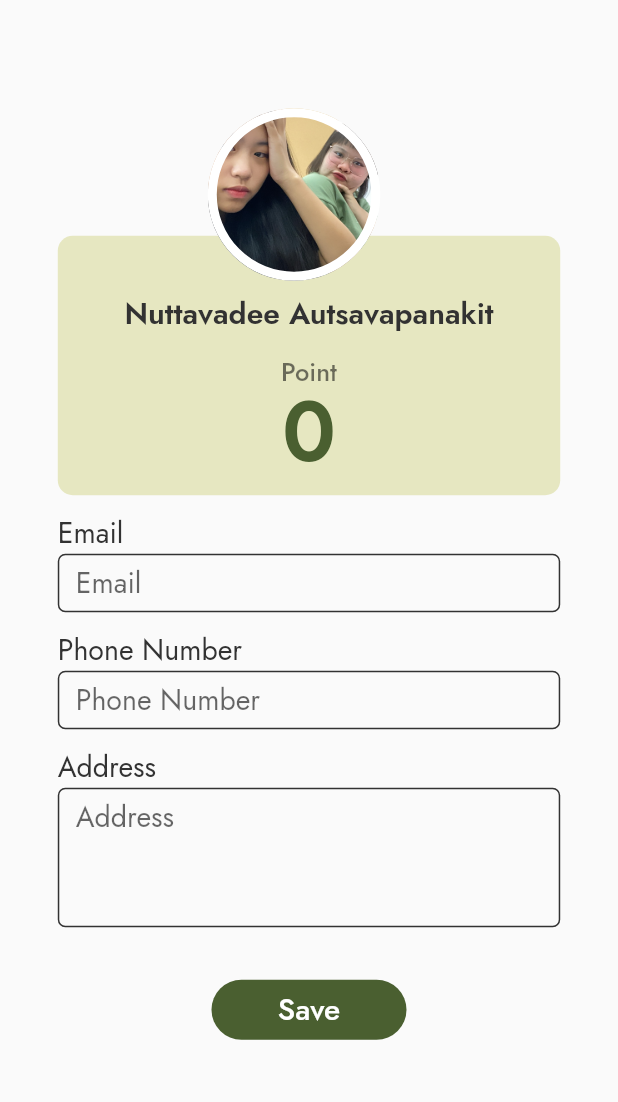
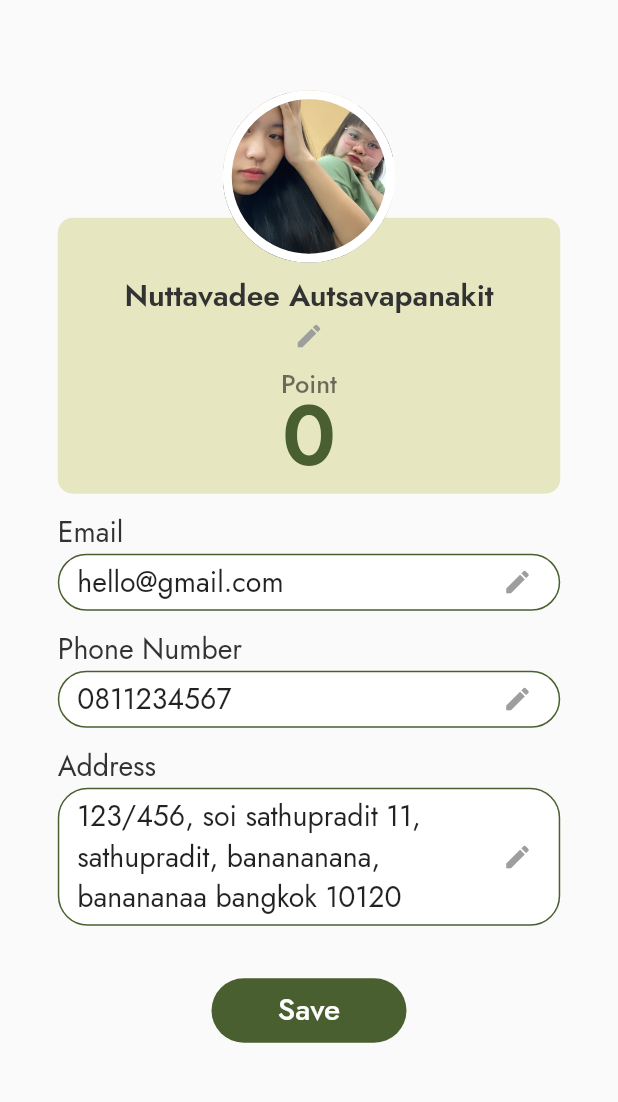
Before and after one commit to nuttavadeepj/motintegrated, a Flutter app: the ProfilePage screen opened directly, on a phone screen of 412 x 824 dp, the part 71-1173 px from its top. Run offline on Flutter 3.47's test engine with Material 2 defaults, Android fonts, the phone set to English and light mode, and no system bars; our stand-ins replace font_awesome_flutter, getwidget.

Commit message:
[UPDATE] Profile

```diff
--- a/lib/screens/profile.dart
+++ b/lib/screens/profile.dart
@@ -3,7 +3,16 @@ import 'package:motintegrated/widgets/hamburger.dart';
 import 'package:motintegrated/widgets/textfield.dart';
 import 'package:motintegrated/widgets/button.dart';
 
-class ProfilePage extends StatelessWidget {
+class ProfilePage extends StatefulWidget {
+  @override
+  _ProfilePageState createState() => _ProfilePageState();
+}
+
+class _ProfilePageState extends State<ProfilePage> {
+  void saveEdit() {
+    print('save');
+  }
+
   @override
   Widget build(BuildContext context) {
     return Scaffold(
@@ -23,10 +32,14 @@ class ProfilePage extends StatelessWidget {
           child: Container(
               width: MediaQuery.of(context).size.width / 1.23,
               child: SingleChildScrollView(
-                child: Column(children: [
-                  Container(
-                    margin: EdgeInsets.only(top: 100),
+                child: Column(
+                    mainAxisAlignment: MainAxisAlignment.center,
+                    children: [
+                      Padding(
+                        padding: const EdgeInsets.only(top: 90.0),
+                        child: Container(
                           child: Stack(
+                            alignment: Alignment.center,
                             overflow: Overflow.visible,
                             children: <Widget>[
                               Container(
@@ -37,8 +50,7 @@ class ProfilePage extends StatelessWidget {
                                         BorderRadius.all(Radius.circular(10))),
                                 child: Column(children: [
                                   Padding(
-                              padding:
-                                  const EdgeInsets.only(top: 38.0, bottom: 12),
+                                    padding: const EdgeInsets.only(top: 38.0),
                                     child: Container(
                                       alignment: Alignment.center,
                                       width: 260,
@@ -53,21 +65,35 @@ class ProfilePage extends StatelessWidget {
                                               fontFamily: 'Jost',
                                               fontWeight: FontWeight.w600),
                                         ),
+                                        // StyledTextField(
+                                        //     hintText: 'Nuttavadee Autsavapanakit',
+                                        //     errorText: 'Error')
+                                      )),
                                     ),
                                   ),
+                                  IconButton(
+                                    icon: Icon(Icons.edit,
+                                        color: Colors.grey, size: 20),
+                                    padding: EdgeInsets.zero,
+                                    constraints: BoxConstraints(),
+                                    onPressed: () {
+                                      // openEdit();
+                                    },
                                   ),
-                            ),
-                            Text('Point',
+                                  Padding(
+                                    padding: const EdgeInsets.only(top: 8.0),
+                                    child: Text('Point',
                                         style: TextStyle(
                                             color: Colors.black54,
                                             fontSize: 17,
                                             fontFamily: 'Jost',
                                             fontWeight: FontWeight.w500)),
+                                  ),
                                   Padding(
-                              padding: const EdgeInsets.only(bottom: 7.0),
+                                    padding: const EdgeInsets.only(bottom: 4.0),
                                     child: Text('0',
                                         style: TextStyle(
-                                      height: 1.1,
+                                            height: 1,
                                             color: Color(0xFF4A5F30),
                                             fontSize: 56,
                                             fontFamily: 'Jost',
@@ -77,7 +103,6 @@ class ProfilePage extends StatelessWidget {
                               ),
                               Positioned(
                                 top: -110,
-                          left: 100,
                                 child: Padding(
                                   padding: const EdgeInsets.only(top: 25.0),
                                   child: Container(
@@ -85,11 +110,12 @@ class ProfilePage extends StatelessWidget {
                                     height: 115,
                                     decoration: BoxDecoration(
                                         shape: BoxShape.circle,
-                                  border:
-                                      Border.all(color: Colors.white, width: 6),
+                                        border: Border.all(
+                                            color: Colors.white, width: 6),
                                         image: DecorationImage(
                                           fit: BoxFit.cover,
-                                    image: AssetImage("images/profile.jpg"),
+                                          image:
+                                              AssetImage("images/profile.jpg"),
                                         )),
                                   ),
                                 ),
@@ -97,22 +123,37 @@ class ProfilePage extends StatelessWidget {
                             ],
                           ),
                         ),
+                      ),
                       Column(
                         children: [
-                      StyledTextField(
+                          Label(
                             label: 'Email',
-                          hintText: 'Email',
-                          errorText: 'Error'),
-                      StyledTextField(
+                          ),
+                          // StyledTextField(
+                          //     hintText: 'Email', errorText: 'Error'),
+                          UserInfo(info: 'hello@gmail.com'),
+                          Label(
                             label: 'Phone Number',
-                          hintText: 'Phone Number',
-                          errorText: 'Error'),
-                      StyledTextField(
+                          ),
+                          // StyledTextField(
+                          //     hintText: 'Phone Number', errorText: 'Error'),
+                          UserInfo(info: '0811234567'),
+                          Label(
                             label: 'Address',
-                          hintText: 'Address',
-                          errorText: 'Error',
-                          isAddress: true),
-                      ProfileButton(text: 'Save', width: 130.0, height: 40.0, onPressed: () {})
+                          ),
+                          // StyledTextField(
+                          //     hintText: 'Address',
+                          //     errorText: 'Error',
+                          //     isAddress: true),
+                          UserInfo(
+                              info:
+                                  '123/456, soi sathupradit 11, sathupradit, banananana, banananaa bangkok 10120 '),
+                          ProfileButton(
+                              text: 'Save',
+                              width: 130.0,
+                              onPressed: () {
+                                saveEdit();
+                              })
                         ],
                       ),
                     ]),
@@ -120,3 +161,75 @@ class ProfilePage extends StatelessWidget {
         ));
   }
 }
+
+class Label extends StatelessWidget {
+  final label;
+
+  Label({this.label});
+
+  @override
+  Widget build(BuildContext context) {
+    return Padding(
+      padding: const EdgeInsets.only(top: 12.0),
+      child: Row(
+        children: [
+          Text(
+            label,
+            style: TextStyle(
+                fontFamily: 'Jost', color: Color(0xFF323232), fontSize: 19),
+          ),
+        ],
+      ),
+    );
+  }
+}
+
+class UserInfo extends StatelessWidget {
+  final info;
+
+  UserInfo({@required this.info});
+
+  void openEdit() {
+    print('press');
+  }
+
+  @override
+  Widget build(BuildContext context) {
+    return Padding(
+      padding: const EdgeInsets.only(top: 1),
+      child: Container(
+          width: MediaQuery.of(context).size.width / 1.23,
+          decoration: BoxDecoration(
+              borderRadius: BorderRadius.all(Radius.circular(20)),
+              border: Border.all(color: Color(0xff4A5F30), width: 1.0),
+              color: Colors.white),
+          child: Padding(
+            padding: const EdgeInsets.symmetric(vertical: 4.5, horizontal: 12),
+            child: Row(
+              children: [
+                Expanded(
+                    flex: 9,
+                    child: Container(
+                        width: MediaQuery.of(context).size.width / 1.65,
+                        child: Text(info,
+                            style:
+                                TextStyle(fontFamily: 'Jost', fontSize: 19)))),
+                Expanded(
+                  flex: 1,
+                  child: Container(
+                    child: IconButton(
+                      icon: Icon(Icons.edit, color: Colors.grey, size: 20),
+                      padding: EdgeInsets.zero,
+                      constraints: BoxConstraints(),
+                      onPressed: () {
+                        openEdit();
+                      },
+                    ),
+                  ),
+                )
+              ],
+            ),
+          )),
+    );
+  }
+}
--- a/lib/widgets/button.dart
+++ b/lib/widgets/button.dart
@@ -1,11 +1,9 @@
 import 'package:flutter/material.dart';
 
 class ProfileButton extends StatelessWidget {
-  const ProfileButton(
-      {@required this.text, this.width, this.height, required this.onPressed});
+  const ProfileButton({@required this.text,@required  this.width, required this.onPressed});
   final text;
   final width;
-  final height;
   final void Function() onPressed;
 
   @override
@@ -13,7 +11,7 @@ class ProfileButton extends StatelessWidget {
         padding: const EdgeInsets.only(top: 35, bottom: 35),
         child: Container(
           width: width,
-          height: height,
+          height: 43,
           decoration: BoxDecoration(
               borderRadius: BorderRadius.all(Radius.circular(30)),
               color: Color(0xFF4A5F30)),
--- a/lib/widgets/textfield.dart
+++ b/lib/widgets/textfield.dart
@@ -1,15 +1,13 @@
 import 'package:flutter/material.dart';
 
 class StyledTextField extends StatelessWidget {
-  final label;
   final hintText;
   final isPassword;
   final isAddress;
   final errorText;
 
   StyledTextField(
-      {@required this.label,
-      @required this.hintText,
+      {@required this.hintText,
       this.isPassword = false,
       this.isAddress = false,
       @required this.errorText});
@@ -17,40 +15,36 @@ class StyledTextField extends StatelessWidget {
   @override
   Widget build(BuildContext context) {
     return Padding(
-      padding: const EdgeInsets.only(top: 12.0),
+      padding: const EdgeInsets.only(top: 1.0),
       child: Column(
         children: [
-          Row(
-            children: [
-              Text(
-                label,
-                style: TextStyle(
-                    fontFamily: 'Jost', color: Color(0xFF323232), fontSize: 19),
-              ),
-            ],
-          ),
           Container(
-            width: MediaQuery.of(context).size.width / 1.23,
+            width: MediaQuery.of(context).size.width,
             child: TextFormField(
               maxLines: isAddress ? 3 : 1,
               obscureText: isPassword,
               style: TextStyle(fontSize: 19, fontFamily: 'Jost'),
               decoration: InputDecoration(
                 hintText: hintText,
+                suffixIcon: IconButton(
+                  icon: Icon(Icons.check),
+                  padding: EdgeInsets.zero,
+                  constraints: BoxConstraints(),
+                  onPressed: () {},
+                ),
                 enabledBorder: OutlineInputBorder(
                   borderSide: BorderSide(width: 1, color: Color(0xFF323232)),
-                  borderRadius: BorderRadius.circular(5),
+                  borderRadius: BorderRadius.circular(20),
                 ),
                 focusedBorder: OutlineInputBorder(
                   borderSide: BorderSide(width: 1, color: Color(0xFF323232)),
-                  borderRadius: BorderRadius.circular(5),
+                  borderRadius: BorderRadius.circular(20),
                 ),
                 isDense: true,
                 fillColor: Colors.white,
                 contentPadding:
-                    EdgeInsets.symmetric(horizontal: 12, vertical: 6),
+                    EdgeInsets.symmetric(horizontal: 12),
               ),
-
 
               // validator: (value) {
               //   if (value.isEmpty) {
```
Lines whose indentation alone changed are shown as unchanged.
